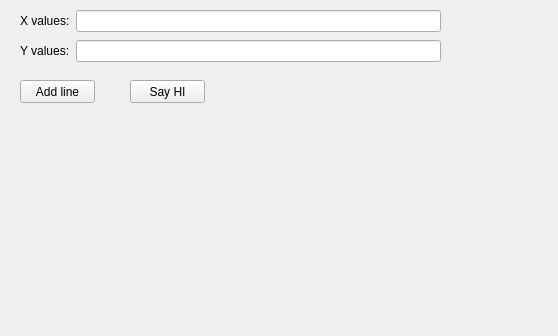
dhanmoni/QtWebEngineDemo, file mainwindow.ui: the form before one commit.
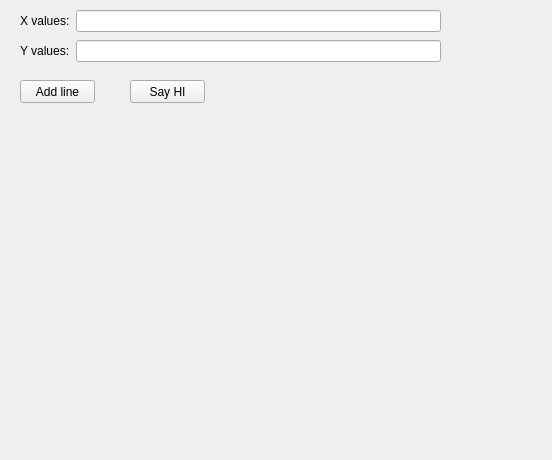
The form after the commit.

What changed in the file:
```diff
--- a/mainwindow.ui
+++ b/mainwindow.ui
@@ -6,8 +6,8 @@
    <rect>
     <x>0</x>
     <y>0</y>
-    <width>558</width>
-    <height>336</height>
+    <width>552</width>
+    <height>460</height>
    </rect>
   </property>
   <property name="windowTitle">
@@ -33,7 +33,7 @@
       <x>19</x>
       <y>119</y>
       <width>521</width>
-      <height>211</height>
+      <height>331</height>
      </rect>
     </property>
     <layout class="QGridLayout" name="gridLayout"/>
```
Left out of the diff: 6 changed lines with no effect on the pictures.
